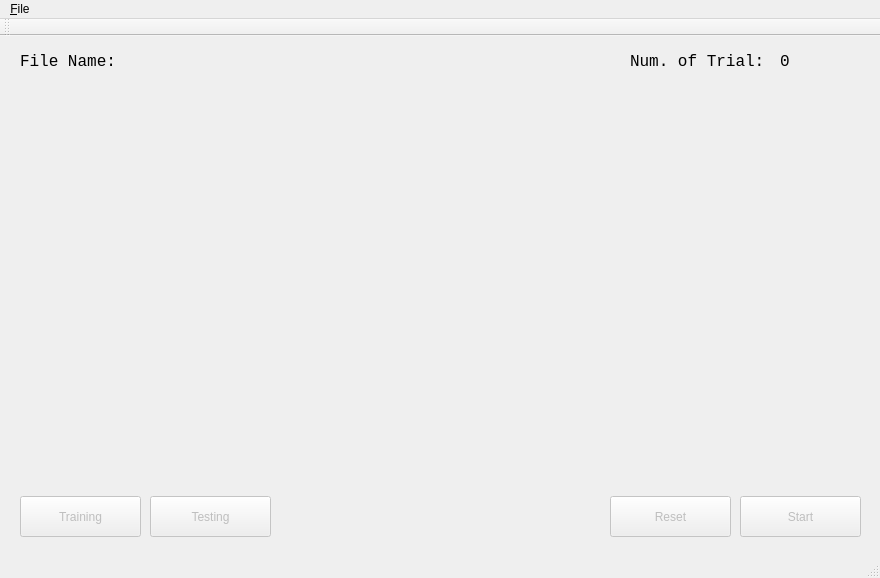
Qt form mainwindow.ui (HanwoolWooHaHa/DrivingSimulator) before a commit.
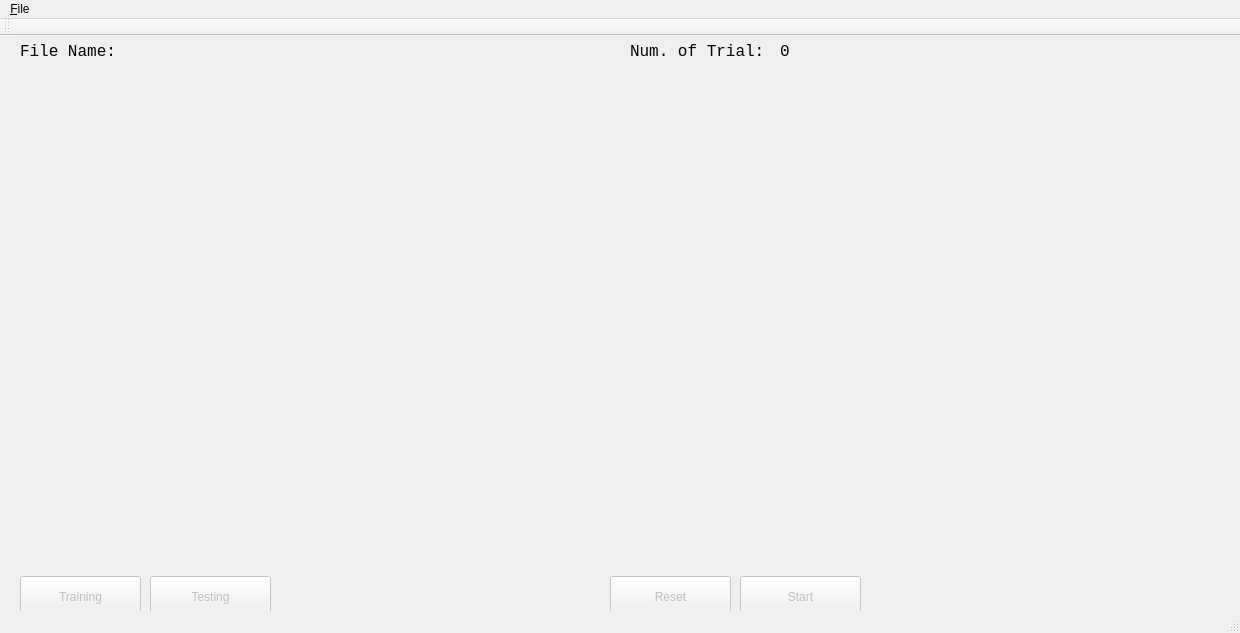
The same form after that commit.

The edit to the form file:
```diff
--- a/mainwindow.ui
+++ b/mainwindow.ui
@@ -6,8 +6,8 @@
    <rect>
     <x>0</x>
     <y>0</y>
-    <width>880</width>
-    <height>578</height>
+    <width>1240</width>
+    <height>633</height>
    </rect>
   </property>
   <property name="windowTitle">
@@ -18,7 +18,7 @@
     <property name="geometry">
      <rect>
       <x>630</x>
-      <y>10</y>
+      <y>0</y>
       <width>131</width>
       <height>31</height>
      </rect>
@@ -40,7 +40,7 @@
     <property name="geometry">
      <rect>
       <x>740</x>
-      <y>460</y>
+      <y>540</y>
       <width>121</width>
       <height>41</height>
      </rect>
@@ -53,7 +53,7 @@
     <property name="geometry">
      <rect>
       <x>20</x>
-      <y>10</y>
+      <y>0</y>
       <width>551</width>
       <height>31</height>
      </rect>
@@ -72,7 +72,7 @@
     <property name="geometry">
      <rect>
       <x>780</x>
-      <y>10</y>
+      <y>0</y>
       <width>41</width>
       <height>31</height>
      </rect>
@@ -91,9 +91,9 @@
     <property name="geometry">
      <rect>
       <x>20</x>
-      <y>50</y>
-      <width>841</width>
-      <height>401</height>
+      <y>40</y>
+      <width>1200</width>
+      <height>450</height>
      </rect>
     </property>
     <property name="autoFillBackground">
@@ -107,7 +107,7 @@
     <property name="geometry">
      <rect>
       <x>20</x>
-      <y>460</y>
+      <y>540</y>
       <width>121</width>
       <height>41</height>
      </rect>
@@ -123,7 +123,7 @@
     <property name="geometry">
      <rect>
       <x>150</x>
-      <y>460</y>
+      <y>540</y>
       <width>121</width>
       <height>41</height>
      </rect>
@@ -139,7 +139,7 @@
     <property name="geometry">
      <rect>
       <x>610</x>
-      <y>460</y>
+      <y>540</y>
       <width>121</width>
       <height>41</height>
      </rect>
@@ -154,8 +154,8 @@
     <rect>
      <x>0</x>
      <y>0</y>
-     <width>880</width>
-     <height>18</height>
+     <width>1240</width>
+     <height>22</height>
     </rect>
    </property>
    <widget class="QMenu" name="menu_File">
```
Left out of the diff: 54 changed lines with no effect on the pictures.
